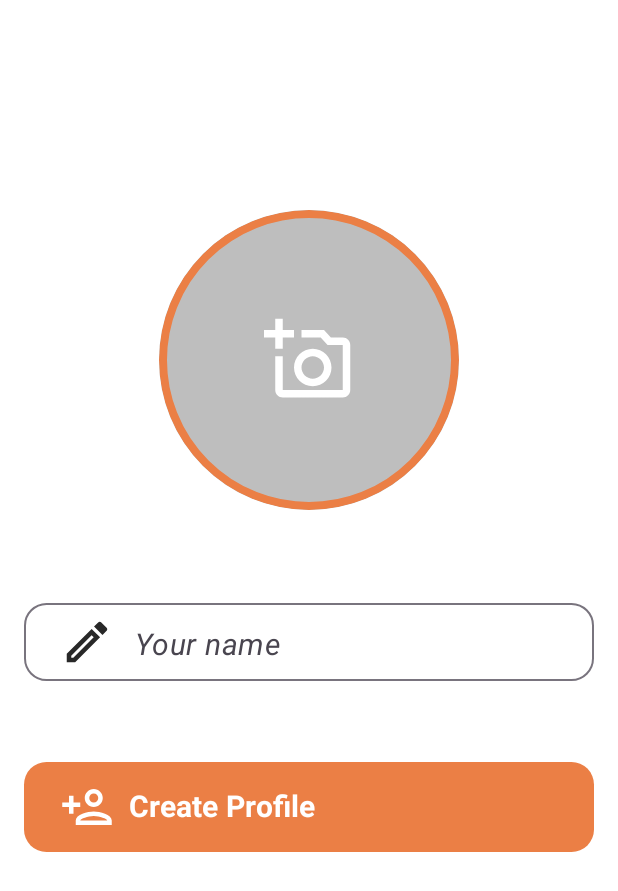
After one commit to cybermaciek/NomNom, an Android app built with Jetpack Compose: the CreateUserScreen screen opened through its navigation route, on a phone screen of 412 x 824 dp. The commit adds this screen. Shown: the top 891 px of the screen. Run offline under Robolectric (Android 15) with nearby library versions, the phone set to English and light mode, and no system bars.

Commit message:
Added Create User screen with required changes

```diff
--- a/app/src/main/java/com/nomnomapp/nomnom/MainActivity.kt
+++ b/app/src/main/java/com/nomnomapp/nomnom/MainActivity.kt
@@ -50,7 +50,13 @@ class MainActivity : ComponentActivity() {
                         )
                     }
 
-
+                    composable(Routes.CREATE_USER.route) {
+                        CreateUserScreen(
+                            onNavigateToHome = { navController.navigate(Routes.HOME.route) {
+                                popUpTo(Routes.CREATE_USER.route) { inclusive = true }
+                            } }
+                        )
+                    }
 
                     composable("settings") {
                         SettingsScreen()
@@ -68,7 +74,6 @@ class MainActivity : ComponentActivity() {
                             navController = navController
                         )
                     }
-
                 }
             }
         }
--- a/app/src/main/java/com/nomnomapp/nomnom/ui/navigation/AppRoutes.kt
+++ b/app/src/main/java/com/nomnomapp/nomnom/ui/navigation/AppRoutes.kt
@@ -6,6 +6,7 @@ enum class Routes(val route: String) {
     SETTINGS("settings"),
     SHOPPING_LIST("shoppingList"),
     MEAL_DETAIL("mealDetail/{mealId}"),
+    CREATE_USER("createUser"),
     ADD_RECIPE("addRecipe");
 
     companion object {
--- /dev/null
+++ b/app/src/main/java/com/nomnomapp/nomnom/ui/screens/CreateUserScreen.kt
@@ -0,0 +1,135 @@
+package com.nomnomapp.nomnom.ui.screens
+
+
+import android.content.res.Configuration
+import androidx.compose.foundation.background
+import androidx.compose.foundation.border
+import androidx.compose.foundation.layout.*
+import androidx.compose.foundation.shape.CircleShape
+import androidx.compose.foundation.shape.RoundedCornerShape
+import androidx.compose.material.icons.Icons
+import androidx.compose.material.icons.outlined.*
+import androidx.compose.material3.*
+import androidx.compose.runtime.*
+import androidx.compose.runtime.setValue
+import androidx.compose.ui.*
+import androidx.compose.ui.draw.clip
+import androidx.compose.ui.text.font.FontStyle
+import androidx.compose.ui.text.font.FontWeight
+import androidx.compose.ui.text.input.TextFieldValue
+import androidx.compose.ui.tooling.preview.Preview
+import androidx.compose.ui.unit.dp
+import androidx.compose.ui.unit.sp
+import com.nomnomapp.nomnom.ui.theme.NomNomTheme
+
+
+@Composable
+fun CreateUserScreen(
+    onNavigateToHome: () -> Unit
+){
+    Scaffold { contentPadding ->
+        Column(
+            horizontalAlignment = Alignment.CenterHorizontally,
+            verticalArrangement = Arrangement.Bottom,
+            modifier = Modifier
+                .padding(contentPadding)
+                .fillMaxSize()
+                .background(color = MaterialTheme.colorScheme.background)
+                .padding(16.dp),
+        ) {
+            Box(
+                contentAlignment = Alignment.Center,
+                modifier = Modifier
+                    .size(200.dp)
+                    .clip(CircleShape)
+                    .background(MaterialTheme.colorScheme.onBackground.copy(alpha = 0.3f))
+                    .border(5.dp, MaterialTheme.colorScheme.primary, CircleShape)
+            ){
+                Icon(
+                    imageVector = Icons.Outlined.AddAPhoto,
+                    contentDescription = "Add Photo Icon",
+                    tint = MaterialTheme.colorScheme.background,
+                    modifier = Modifier.size(60.dp)
+                )
+            }
+
+            var yourName by remember { mutableStateOf(TextFieldValue("")) }
+            OutlinedTextField(
+                value = yourName,
+                onValueChange = { yourName = it },
+                label = { Text(
+                    text = "Your name",
+                    fontStyle = FontStyle.Italic,
+                    fontSize = 20.sp
+                ) },
+                placeholder = { Text(text = "Enter your name") },
+                shape = RoundedCornerShape(15.dp),
+                leadingIcon = {
+                    Icon(imageVector = Icons.Outlined.Create,
+                    contentDescription = "emailIcon",
+                    tint = MaterialTheme.colorScheme.onBackground,
+                    modifier = Modifier
+                        .padding(start = 24.dp, end = 10.dp)
+                        .size(36.dp)
+
+                    ) },
+                modifier = Modifier
+                    .fillMaxWidth()
+                    .padding(top = 54.dp, bottom = 54.dp)
+                    .height(60.dp)
+
+            )
+
+            Button(
+                onClick = { onNavigateToHome() }, // Navigate to HomeScreen
+                colors = ButtonDefaults.buttonColors(containerColor = MaterialTheme.colorScheme.primary),
+                shape = RoundedCornerShape(15.dp),
+                modifier = Modifier
+                    .padding(bottom = 240.dp)
+                    .fillMaxWidth()
+                    .height(60.dp)
+            ) {
+                Row(
+                    modifier = Modifier.fillMaxWidth(),
+                    verticalAlignment = Alignment.CenterVertically,
+                    horizontalArrangement = Arrangement.Start
+                ) {
+                    Icon(
+                        imageVector = Icons.Outlined.PersonAdd,
+                        contentDescription = "Create Profile icon",
+                        tint = MaterialTheme.colorScheme.background,
+                        modifier = Modifier
+                            .padding(end = 10.dp)
+                            .size(36.dp)
+                    )
+                    Text(
+                        text = "Create Profile",
+                        color = MaterialTheme.colorScheme.background,
+                        fontWeight = FontWeight.Bold,
+                        fontSize = 20.sp
+                    )
+                }
+            }
+        }
+    }
+}
+
+@Preview(showBackground = true, uiMode = Configuration.UI_MODE_NIGHT_NO, name = "Light Theme")
+@Composable
+fun CreateUser_LightmodePreview() {
+    NomNomTheme {
+        CreateUserScreen(
+            onNavigateToHome = {} // Provide an empty lambda
+        )
+    }
+}
+
+@Preview(showBackground = true, uiMode = Configuration.UI_MODE_NIGHT_YES, name = "Dark Theme")
+@Composable
+fun CreateUser_DarkmodePreview() {
+    NomNomTheme {
+        CreateUserScreen(
+            onNavigateToHome = {} // Provide an empty lambda
+        )
+    }
+}
```
Also changed, not shown: 1 other file.
